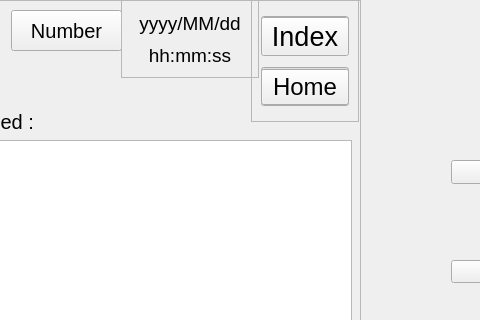
Above: qualitymonitor.ui from cdfq277462/myQM before the change; both pictures show x 439 to 919 and y 0 to 320 of the 1287 by 480 pixel window. Below: the same form after it.
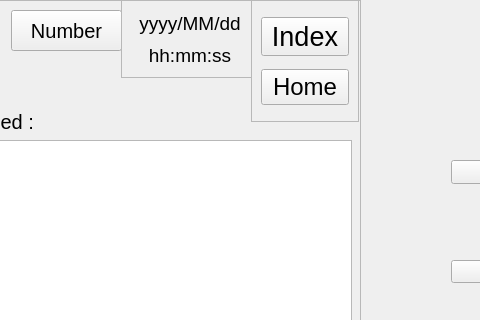
That is the form after the change.

Patch:
```diff
--- a/qualitymonitor.ui
+++ b/qualitymonitor.ui
@@ -1799,6 +1799,9 @@
      <pointsize>12</pointsize>
     </font>
    </property>
+   <property name="autoFillBackground">
+    <bool>true</bool>
+   </property>
    <property name="frameShape">
     <enum>QFrame::StyledPanel</enum>
    </property>
@@ -1866,6 +1869,9 @@
      <pointsize>20</pointsize>
     </font>
    </property>
+   <property name="autoFillBackground">
+    <bool>true</bool>
+   </property>
    <property name="frameShape">
     <enum>QFrame::StyledPanel</enum>
    </property>
```
